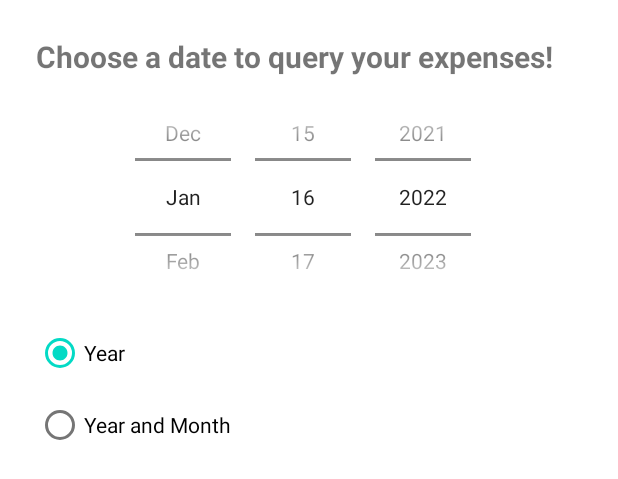
After one commit to dengyelbendeguz/CostOfLiving, an Android app: the layout dialog_date_picker.xml on its own in the app's theme, with its tools: preview values and no code run, on a phone screen of 412 x 824 dp. The commit adds this screen. Shown: the top 479 px of the screen. Run offline under Robolectric (Android 15) with nearby library versions, the phone set to English and light mode, and no system bars.

Commit message:
date picker works

```diff
--- /dev/null
+++ b/app/src/main/res/layout/dialog_date_picker.xml
@@ -0,0 +1,42 @@
+<?xml version="1.0" encoding="utf-8"?>
+<LinearLayout xmlns:android="http://schemas.android.com/apk/res/android"
+    android:layout_width="match_parent"
+    android:layout_height="wrap_content"
+    android:orientation="vertical"
+    android:padding="24dip">
+
+    <TextView
+        android:layout_width="wrap_content"
+        android:layout_height="wrap_content"
+        android:text="@string/datePickerHeader"
+        android:textAlignment="center"
+        android:textSize="20sp"
+        android:textStyle="bold" />
+
+    <DatePicker
+        android:id="@+id/dpDatePicker"
+        android:layout_width="match_parent"
+        android:layout_height="160dp"
+        android:calendarViewShown="false"
+        android:datePickerMode="spinner" />
+
+    <RadioGroup
+        android:layout_width="wrap_content"
+        android:layout_height="wrap_content">
+
+        <RadioButton
+            android:id="@+id/rbYear"
+            android:layout_width="wrap_content"
+            android:layout_height="wrap_content"
+            android:checked="true"
+            android:text="@string/year" />
+
+        <RadioButton
+            android:id="@+id/rbYearAndMonth"
+            android:layout_width="wrap_content"
+            android:layout_height="wrap_content"
+            android:text="@string/year_and_month" />
+
+    </RadioGroup>
+
+</LinearLayout>
--- a/app/src/main/res/values/strings.xml
+++ b/app/src/main/res/values/strings.xml
@@ -44,6 +44,12 @@
     <string name="auto_backup">Auto backup</string>
     <string name="csv_file_generated_text">CSV file generated successfully!</string>
     <string name="csv_file_not_generated_text">Faild to generate CSV file!</string>
+    <string name="ok">OK</string>
+    <string name="year">Year</string>
+    <string name="year_and_month">Year and Month</string>
+    <string name="datePickerHeader">Choose a date to query your expenses!</string>
+    <string name="date_picker">Date Picker</string>
+    <string name="statistics">Statistics</string>
 
     <string-array name="category_items">
         <item>Food</item>
```
Also changed, not shown: app/src/main/java/hu/bme/aut/android/costofliving/ExpenseActivity.kt (+21 -14 lines), app/src/main/java/hu/bme/aut/android/costofliving/fragments/DatePickerDialogFragment.kt (added, +68 -0 lines), app/src/main/res/menu/expense_menu_toolbar.xml (+2 -6 lines).
